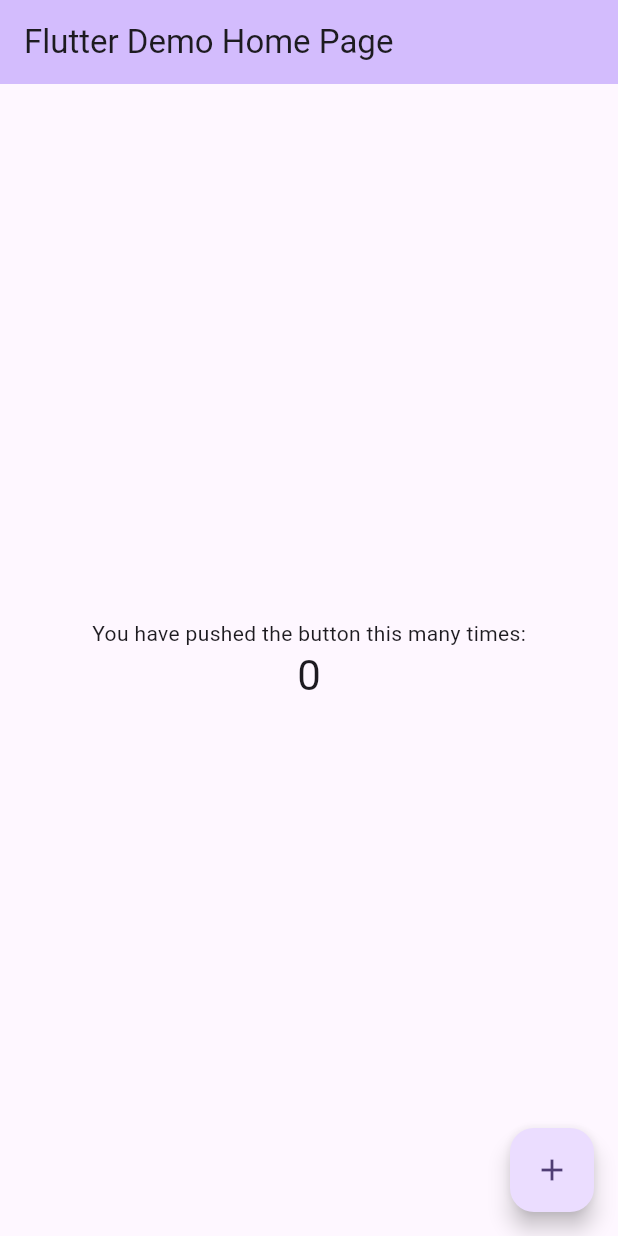
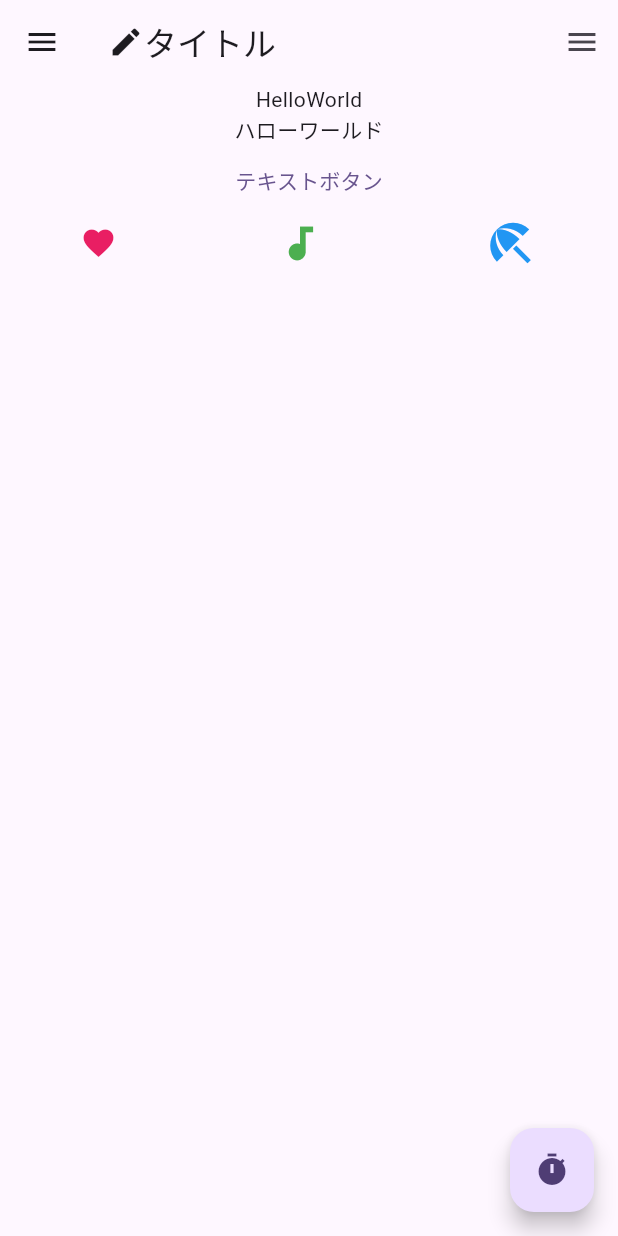
Before and after one commit to AmenophisI/flutter_1, a Flutter app: the screen it shows after launch, on a phone screen of 412 x 824 dp. Run offline on Flutter 3.47's test engine with Material 3 defaults, Android fonts, the phone set to English and light mode, and no system bars.

Commit message:
01画面の構成

```diff
--- a/lib/main.dart
+++ b/lib/main.dart
@@ -55,72 +55,54 @@ class MyHomePage extends StatefulWidget {
 }
 
 class _MyHomePageState extends State<MyHomePage> {
-  int _counter = 0;
-
-  void _incrementCounter() {
-    setState(() {
-      // This call to setState tells the Flutter framework that something has
-      // changed in this State, which causes it to rerun the build method below
-      // so that the display can reflect the updated values. If we changed
-      // _counter without calling setState(), then the build method would not be
-      // called again, and so nothing would appear to happen.
-      _counter++;
-      print("HelloWorld");
-    });
-  }
-
   @override
   Widget build(BuildContext context) {
-    // This method is rerun every time setState is called, for instance as done
-    // by the _incrementCounter method above.
-    //
-    // The Flutter framework has been optimized to make rerunning build methods
-    // fast, so that you can just rebuild anything that needs updating rather
-    // than having to individually change instances of widgets.
     return Scaffold(
       appBar: AppBar(
-        // TRY THIS: Try changing the color here to a specific color (to
-        // Colors.amber, perhaps?) and trigger a hot reload to see the AppBar
-        // change color while the other colors stay the same.
-        backgroundColor: Theme.of(context).colorScheme.inversePrimary,
-        // Here we take the value from the MyHomePage object that was created by
-        // the App.build method, and use it to set our appbar title.
-        title: Text(widget.title),
+          title: const Row(
+        children: [Icon(Icons.create), Text("タイトル")],
+      )),
+      body: Column(
+        children: [
+          const Text("HelloWorld"),
+          const Text("ハローワールド"),
+          TextButton(
+              onPressed: () => {print("ボタンが押されました")},
+              child: const Text("テキストボタン")),
+          const Row(
+              mainAxisAlignment: MainAxisAlignment.spaceAround,
+              children: [
+                Icon(
+                  Icons.favorite,
+                  color: Colors.pink,
+                  size: 24.0,
+                ),
+                Icon(
+                  Icons.audiotrack,
+                  color: Colors.green,
+                  size: 30.0,
+                ),
+                Icon(
+                  Icons.beach_access,
+                  color: Colors.blue,
+                  size: 36.0,
+                ),
+              ]),
+        ],
       ),
-      body: Center(
-        // Center is a layout widget. It takes a single child and positions it
-        // in the middle of the parent.
-        child: Column(
-          // Column is also a layout widget. It takes a list of children and
-          // arranges them vertically. By default, it sizes itself to fit its
-          // children horizontally, and tries to be as tall as its parent.
-          //
-          // Column has various properties to control how it sizes itself and
-          // how it positions its children. Here we use mainAxisAlignment to
-          // center the children vertically; the main axis here is the vertical
-          // axis because Columns are vertical (the cross axis would be
-          // horizontal).
-          //
-          // TRY THIS: Invoke "debug painting" (choose the "Toggle Debug Paint"
-          // action in the IDE, or press "p" in the console), to see the
-          // wireframe for each widget.
-          mainAxisAlignment: MainAxisAlignment.center,
-          children: <Widget>[
-            const Text(
-              'You have pushed the button this many times:',
-            ),
-            Text(
-              '$_counter',
-              style: Theme.of(context).textTheme.headlineMedium,
-            ),
-          ],
+      floatingActionButton: FloatingActionButton(
+        onPressed: () => {print("押しました")},
+        child: const Icon(Icons.timer),
+      ),
+      drawer: const Drawer(
+        child: Center(
+          child: Text("ドロワー"),
         ),
       ),
-      floatingActionButton: FloatingActionButton(
-        onPressed: _incrementCounter,
-        tooltip: 'Increment',
-        child: const Icon(Icons.add),
-      ), // This trailing comma makes auto-formatting nicer for build methods.
+      endDrawer: const Drawer(
+          child: Center(
+        child: Text("エンドドロワー"),
+      )),
     );
   }
 }
```
